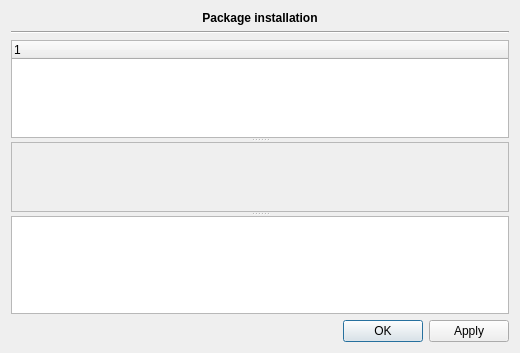
Before: the Qt Designer form libs/datapackutils/widgets/packprocessdialog.ui in FreeHealth/freehealth, drawn with Qt 5.
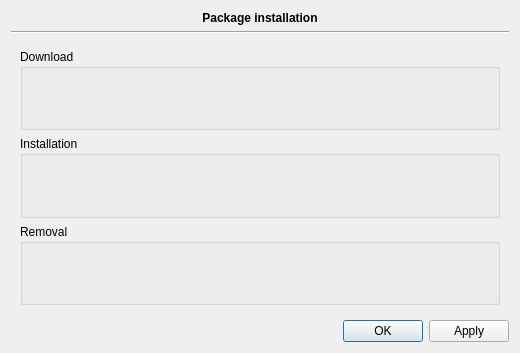
After: the same form once the commit is applied. Custom widgets are drawn as their Qt base class.

Commit message: DataPacks: - correction when refreshing servers - some improvements - preparing new PackProcessDialog

```diff
--- a/libs/datapackutils/widgets/packprocessdialog.ui
+++ b/libs/datapackutils/widgets/packprocessdialog.ui
@@ -37,36 +37,6 @@
      </property>
     </widget>
    </item>
-   <item row="2" column="0">
-    <widget class="Utils::MiniSplitter" name="splitter">
-     <property name="orientation">
-      <enum>Qt::Vertical</enum>
-     </property>
-     <widget class="QTreeWidget" name="treeWidget">
-      <column>
-       <property name="text">
-        <string notr="true">1</string>
-       </property>
-      </column>
-     </widget>
-     <widget class="QScrollArea" name="scrollArea">
-      <property name="widgetResizable">
-       <bool>true</bool>
-      </property>
-      <widget class="QWidget" name="scrollAreaWidgetContents">
-       <property name="geometry">
-        <rect>
-         <x>0</x>
-         <y>0</y>
-         <width>494</width>
-         <height>76</height>
-        </rect>
-       </property>
-      </widget>
-     </widget>
-     <widget class="QTextBrowser" name="textBrowser"/>
-    </widget>
-   </item>
    <item row="3" column="0">
     <widget class="QDialogButtonBox" name="buttonBox">
      <property name="orientation">
@@ -77,16 +47,53 @@
      </property>
     </widget>
    </item>
+   <item row="2" column="0">
+    <widget class="QStackedWidget" name="stackedWidget">
+     <property name="currentIndex">
+      <number>1</number>
+     </property>
+     <widget class="QWidget" name="treeViewPage">
+      <layout class="QGridLayout" name="gridLayout_2">
+       <item row="0" column="0">
+        <widget class="QTreeWidget" name="treeWidget">
+         <column>
+          <property name="text">
+           <string notr="true">1</string>
+          </property>
+         </column>
+        </widget>
+       </item>
+      </layout>
+     </widget>
+     <widget class="QWidget" name="processPage">
+      <layout class="QGridLayout" name="gridLayout_3">
+       <item row="0" column="0">
+        <widget class="QGroupBox" name="downloadGroup">
+         <property name="title">
+          <string>Download</string>
+         </property>
+        </widget>
+       </item>
+       <item row="1" column="0">
+        <widget class="QGroupBox" name="installGroup">
+         <property name="title">
+          <string>Installation</string>
+         </property>
+        </widget>
+       </item>
+       <item row="2" column="0">
+        <widget class="QGroupBox" name="removalGroup">
+         <property name="title">
+          <string>Removal</string>
+         </property>
+        </widget>
+       </item>
+      </layout>
+     </widget>
+    </widget>
+   </item>
   </layout>
  </widget>
- <customwidgets>
-  <customwidget>
-   <class>Utils::MiniSplitter</class>
-   <extends>QSplitter</extends>
-   <header location="global">utils/widgets/minisplitter.h</header>
-   <container>1</container>
-  </customwidget>
- </customwidgets>
  <resources/>
  <connections>
   <connection>
```
The commit also changes 8 other files.
